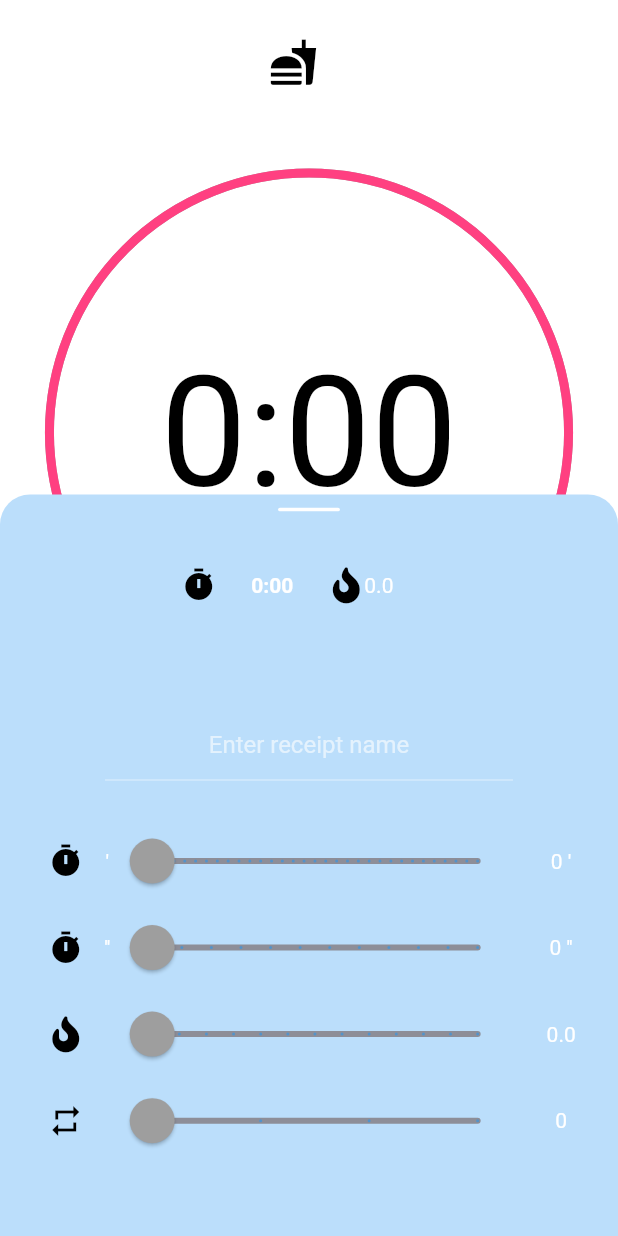
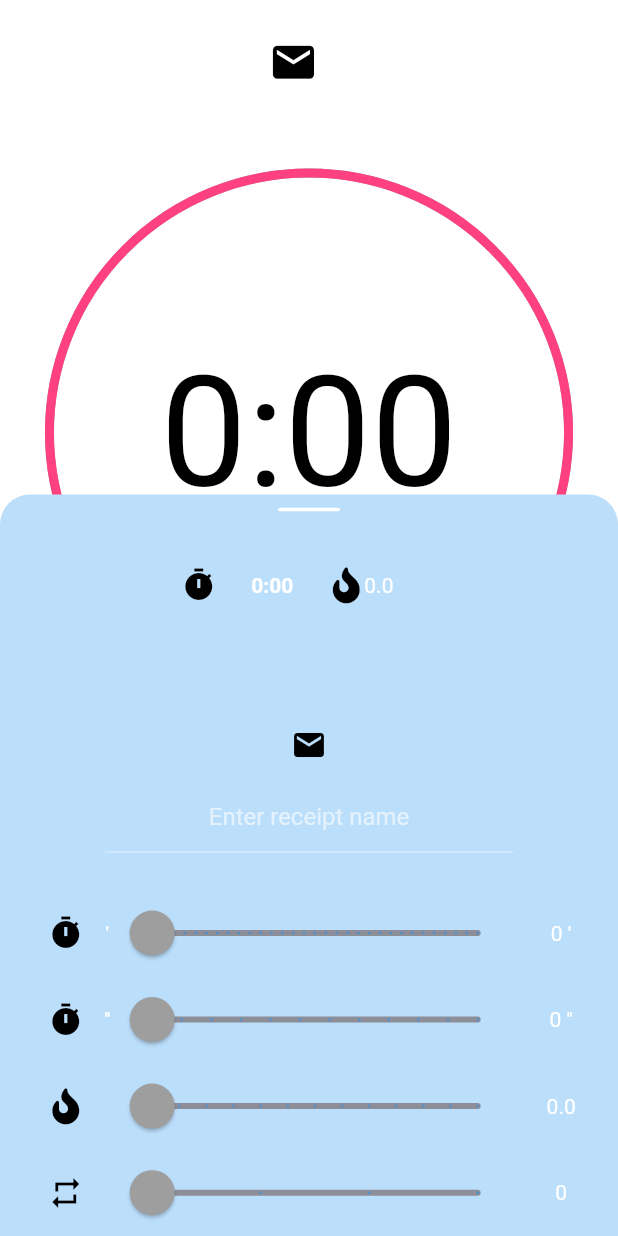
Before and after one commit to niklaskobi/blinchiki, a Flutter app: the screen it shows after launch, after a tap on the "add" icon, on a phone screen of 412 x 824 dp. Run offline on Flutter 3.47's test engine with Material 2 defaults, Android fonts, the light colour scheme and no system bars; our stand-ins replace flutter_slidable, font_awesome_flutter; statements that could not run were skipped.

Commit message:
added icon selection screen

```diff
--- a/lib/data/constants.dart
+++ b/lib/data/constants.dart
@@ -15,6 +15,10 @@ const Color kReceiptCardBackground = Color(0xFFfafafa);
 const Color kReceiptCardIconTileBackground = Color(0xFFeeeeee);
 const Color kReceiptCardTitle = Color(0xFF212121);
 const Color kReceiptCardDescription = Color(0xFF9e9e9e);
+
+/// Colors - Icon Selection
+const Color kIconSelectionIconBgNonActive = kReceiptCardBackground;
+const Color kIconSelectionIconBgActive = kReceiptCardDescription;
 
 /*
 100% — FF
--- a/lib/models/icon_data_spec.dart
+++ b/lib/models/icon_data_spec.dart
@@ -4,16 +4,37 @@ import 'icon_spec.dart';
 import 'icon_group.dart';
 
 class IconDataSpec {
-  static Map<int, IconGroup> _groupIdMap = {
-    1: IconGroup(label: 'Fastfood', iconData: Icons.fastfood),
-    2: IconGroup(label: 'Beverages', iconData: Icons.beach_access),
-  };
-  static Map<int, IconSpec> _iconsMap = {
-    1: IconSpec(iconData: Icons.fastfood, groupId: 1),
-    2: IconSpec(iconData: Icons.cake, groupId: 2),
-  };
+  /// making class a singleton
+  static final IconDataSpec _instance = IconDataSpec._internal();
+  IconDataSpec._internal();
+  factory IconDataSpec() {
+    return _instance;
+  }
 
-  static IconData getIconData(int iconId) {
-    return _iconsMap[iconId].iconData;
-  }
+  List<IconGroup> _groupIdList = [
+    IconGroup(label: 'Fastfood', iconData: Icons.fastfood, id: 0),
+    IconGroup(label: 'Beverages', iconData: Icons.beach_access, id: 1),
+    IconGroup(label: 'Brakfast', iconData: Icons.style, id: 2),
+  ];
+
+  //TODO: make ids groupwise: like 101, 102, .. for group 1, 201, 202 .... for group 2
+  List<IconSpec> _iconsList = [
+    IconSpec(iconData: Icons.fastfood, groupId: 0, id: 0),
+    IconSpec(iconData: Icons.email, groupId: 0, id: 1),
+    IconSpec(iconData: Icons.save, groupId: 0, id: 2),
+    IconSpec(iconData: Icons.accessibility, groupId: 0, id: 3),
+    IconSpec(iconData: Icons.account_balance, groupId: 0, id: 4),
+    IconSpec(iconData: Icons.https, groupId: 0, id: 5),
+    IconSpec(iconData: Icons.adb, groupId: 0, id: 6),
+    IconSpec(iconData: Icons.cake, groupId: 1, id: 100),
+    IconSpec(iconData: Icons.ac_unit, groupId: 2, id: 200),
+  ];
+
+  IconData getIconData(int iconId) => _iconsList.firstWhere((i) => i.id == iconId).iconData;
+
+  IconGroup getIconGroup(int id) => _groupIdList.firstWhere((i) => i.id == id);
+
+  int getIconGroupCount() => _groupIdList.length;
+
+  List<IconSpec> getIconsForGroup(int groupId) => _iconsList.where((i) => i.groupId == groupId).toList();
 }
--- a/lib/models/icon_group.dart
+++ b/lib/models/icon_group.dart
@@ -3,6 +3,7 @@ import 'package:flutter/cupertino.dart';
 class IconGroup {
   String label;
   IconData iconData;
+  int id;
 
-  IconGroup({this.label, this.iconData});
+  IconGroup({@required this.label, @required this.iconData, @required this.id});
 }
--- a/lib/models/icon_spec.dart
+++ b/lib/models/icon_spec.dart
@@ -4,6 +4,7 @@ import 'package:flutter/cupertino.dart';
 class IconSpec {
   IconData iconData;
   int groupId;
+  int id;
 
-  IconSpec({this.iconData, this.groupId});
+  IconSpec({@required this.iconData, @required this.groupId, @required this.id});
 }
--- a/lib/models/receipt.dart
+++ b/lib/models/receipt.dart
@@ -57,6 +57,7 @@ class Receipt {
 
   /// icon
   int get iconId => this._iconId;
+  set iconId(int id) => this._iconId = id;
 
   /*
   /// turns
--- a/lib/screens/receipt_settings_screen.dart
+++ b/lib/screens/receipt_settings_screen.dart
@@ -1,7 +1,10 @@
 import 'dart:convert';
 import 'package:blinchiki_app/models/duration.dart';
+import 'package:blinchiki_app/models/icon_data_spec.dart';
+import 'package:blinchiki_app/models/receipt.dart';
 import 'package:blinchiki_app/models/receipt_list.dart';
 import 'package:blinchiki_app/models/receipt_data.dart';
+import 'package:blinchiki_app/screens/icon_select_screen.dart';
 import 'package:flutter/cupertino.dart';
 import 'package:flutter/material.dart';
 import 'package:blinchiki_app/data/fileIO.dart';
@@ -44,8 +47,10 @@ class _ReceiptSettingsScreenState extends State<ReceiptSettingsScreen> {
     final double screenHeight = MediaQuery.of(context).size.height;
     final double _rowHeight = screenHeight * 0.07;
     final Color _bgColor = Colors.blue[100];
+    IconDataSpec iconDataSpec = IconDataSpec();
 
-    myController.text = Provider.of<ReceiptList>(context).getReceiptByIndex(index).name;
+    Receipt receipt = Provider.of<ReceiptList>(context, listen: false).getReceiptByIndex(index);
+    myController.text = receipt.name;
 
     /// write receipt list to the device's storage
     void writeReceiptsToDevice() async {
@@ -54,7 +59,7 @@ class _ReceiptSettingsScreenState extends State<ReceiptSettingsScreen> {
 
     /// returns the timer index if turns counter is greater than 1
     String getTimerIndexStr() {
-      int durations = Provider.of<ReceiptList>(context, listen: false).getReceiptByIndex(index).durations.length;
+      int durations = receipt.durations.length;
       if (durations > 1)
         return '${_timerIndex + 1}.';
       else
@@ -64,9 +69,8 @@ class _ReceiptSettingsScreenState extends State<ReceiptSettingsScreen> {
     /// increment the turns index when pressing on the timer icon
     void timerOnTap() {
       setState(() {
-        if (Provider.of<ReceiptList>(context, listen: false).getReceiptByIndex(index).durations.length > 1) {
-          _timerIndex = rotatingIncrement(this._timerIndex, 0,
-              Provider.of<ReceiptList>(context, listen: false).getReceiptByIndex(index).durations.length - 1);
+        if (receipt.durations.length > 1) {
+          _timerIndex = rotatingIncrement(this._timerIndex, 0, receipt.durations.length - 1);
         }
       });
     }
@@ -74,7 +78,7 @@ class _ReceiptSettingsScreenState extends State<ReceiptSettingsScreen> {
     void updateAmountOfTurns(int value) {
       // set timer index to max turns value
       _timerIndex = _timerIndex > value - 1 ? _timerIndex = value.toInt() : _timerIndex;
-      int durations = Provider.of<ReceiptList>(context, listen: false).getReceiptByIndex(index).durations.length;
+      int durations = receipt.durations.length;
       // increment turns amount
       if (value + 1 > durations) {
         // try to use previous value
@@ -85,31 +89,28 @@ class _ReceiptSettingsScreenState extends State<ReceiptSettingsScreen> {
         writeReceiptsToDevice();
       } else if (value + 1 < durations) {
         // save previous value
-        saveDurationsMap[value + 1] =
-            Provider.of<ReceiptList>(context, listen: false).getReceiptByIndex(index).getDuration(value + 1);
+        saveDurationsMap[value + 1] = receipt.getDuration(value + 1);
         print(saveDurationsMap.toString());
-        Provider.of<ReceiptList>(context, listen: false).getReceiptByIndex(index).removeDuration();
+        receipt.removeDuration();
         writeReceiptsToDevice();
       }
     }
 
     /// whether turns icon must be shown or not
-    bool isTurnsAvailable =
-        Provider.of<ReceiptList>(context, listen: false).getReceiptByIndex(index).durations.length > 1;
+    bool isTurnsAvailable = receipt.durations.length > 1;
 
     /// turns row ----------------------------------------------------------------------------------------------------
     TableRow turnsRow = MyTableRow.createTableRow(
       rowHeight: _rowHeight,
       text1: '',
       text2: '',
-      text3: '${Provider.of<ReceiptList>(context, listen: false).getReceiptByIndex(index).durations.length - 1}',
+      text3: '${receipt.durations.length - 1}',
       iconData: kTurnsIcon,
       index: index,
       divisions: ReceiptData.maxDurationAmount - 1,
       min: 0.0,
       max: ReceiptData.maxDurationAmount.toDouble() - 1,
-      sliderValue:
-          Provider.of<ReceiptList>(context, listen: false).getReceiptByIndex(index).durations.length.toDouble() - 1,
+      sliderValue: receipt.durations.length.toDouble() - 1,
       iconFunction: null,
       sliderFunction: (double value) {
         setState(() {
@@ -125,13 +126,13 @@ class _ReceiptSettingsScreenState extends State<ReceiptSettingsScreen> {
       rowHeight: _rowHeight,
       text1: '',
       text2: '',
-      text3: '${Provider.of<ReceiptList>(context, listen: false).getReceiptByIndex(index).steeringSetting.value}',
+      text3: '${receipt.steeringSetting.value}',
       iconData: kFireIcon,
       index: index,
       divisions: 12,
       min: 0.0,
       max: 60.0,
-      sliderValue: Provider.of<ReceiptList>(context, listen: false).getReceiptByIndex(index).steeringSetting.value,
+      sliderValue: receipt.steeringSetting.value,
       iconFunction: null,
       sliderFunction: (double newValue) {
         setState(() {
@@ -147,14 +148,13 @@ class _ReceiptSettingsScreenState extends State<ReceiptSettingsScreen> {
       rowHeight: _rowHeight,
       text1: '${getTimerIndexStr()}',
       text2: '\'',
-      text3: '${Provider.of<ReceiptList>(context, listen: false).getReceiptByIndex(index).getMinutes(_timerIndex)} \'',
+      text3: '${receipt.getMinutes(_timerIndex)} \'',
       iconData: kTimerIcon,
       index: index,
       divisions: 30,
       min: 0.0,
       max: 30.0,
-      sliderValue:
-          Provider.of<ReceiptList>(context, listen: false).getReceiptByIndex(index).getMinutes(_timerIndex).toDouble(),
+      sliderValue: receipt.getMinutes(_timerIndex).toDouble(),
       iconFunction: timerOnTap,
       sliderFunction: (double newValue) {
         setState(() {
@@ -170,15 +170,13 @@ class _ReceiptSettingsScreenState extends State<ReceiptSettingsScreen> {
       rowHeight: _rowHeight,
       text1: '${getTimerIndexStr()}',
       text2: '\'\'',
-      text3:
-          '${Provider.of<ReceiptList>(context, listen: false).getReceiptByIndex(index).getSeconds(_timerIndex)} \'\'',
+      text3: '${receipt.getSeconds(_timerIndex)} \'\'',
       iconData: kTimerIcon,
       index: index,
       divisions: 11,
       min: 0.0,
       max: 55.0,
-      sliderValue:
-          Provider.of<ReceiptList>(context, listen: false).getReceiptByIndex(index).getSeconds(_timerIndex).toDouble(),
+      sliderValue: receipt.getSeconds(_timerIndex).toDouble(),
       iconFunction: timerOnTap,
       sliderFunction: (double newValue) {
         setState(() {
@@ -215,16 +213,13 @@ class _ReceiptSettingsScreenState extends State<ReceiptSettingsScreen> {
             icon: Icon(kTimerIcon),
             onPressed: timerOnTap,
           ),
-          TimesColumnWidget(
-              durations: Provider.of<ReceiptList>(context, listen: false).getReceiptByIndex(index).durations,
-              activeIndex: this._timerIndex),
+          TimesColumnWidget(durations: receipt.durations, activeIndex: this._timerIndex),
           SizedBox(width: screenWidth * 0.03),
           Icon(kFireIcon),
-          Text('${Provider.of<ReceiptList>(context, listen: false).getReceiptByIndex(index).steeringSetting.value}'),
+          Text('${receipt.steeringSetting.value}'),
           if (isTurnsAvailable) SizedBox(width: screenWidth * 0.03),
           if (isTurnsAvailable) Icon(kTurnsIcon),
-          if (isTurnsAvailable)
-            Text('${Provider.of<ReceiptList>(context, listen: false).getReceiptByIndex(index).durations.length - 1}'),
+          if (isTurnsAvailable) Text('${receipt.durations.length - 1}'),
           SizedBox(width: screenWidth * 0.1),
           /*
           Container(
@@ -251,8 +246,19 @@ class _ReceiptSettingsScreenState extends State<ReceiptSettingsScreen> {
     /// text field ----------------------------------------------------------------------------------------------------
     Widget textField = Container(
         padding: EdgeInsets.only(left: screenWidth * 0.15, right: screenWidth * 0.15),
+        child: Column(children: <Widget>[
+          Container(
+            child: IconButton(
+                icon: Icon(iconDataSpec.getIconData(receipt.iconId)),
+                onPressed: () async {
+                  Navigator.push(
+                      context, MaterialPageRoute(builder: (context) => IconSelectScreen(activeReceiptIndex: index)));
+                }),
+          ),
+          Container(
+            //padding: EdgeInsets.only(left: screenWidth * 0.15, right: screenWidth * 0.15),
             child: TextFormField(
-        initialValue: Provider.of<ReceiptList>(context, listen: false).getReceiptByIndex(index).name,
+              initialValue: receipt.name,
               autofocus: false,
               textAlign: TextAlign.center,
               decoration: InputDecoration(hintText: "Enter receipt name"),
@@ -268,7 +274,8 @@ class _ReceiptSettingsScreenState extends State<ReceiptSettingsScreen> {
                 });
               },
             ),
-    );
+          ),
+        ]));
 
     /// table ---------------------------------------------------------------------------------------------------------
     Widget table = Container(
--- a/lib/screens/timer_screen.dart
+++ b/lib/screens/timer_screen.dart
@@ -50,6 +50,7 @@ class _TimerScreenState extends State<TimerScreen> with TickerProviderStateMixin
   Widget build(BuildContext context) {
     double screenWidth = MediaQuery.of(context).size.width;
     double screenHeight = MediaQuery.of(context).size.height;
+    IconDataSpec iconDataSpec = IconDataSpec();
 
     return Scaffold(
       body: SafeArea(
@@ -65,7 +66,7 @@ class _TimerScreenState extends State<TimerScreen> with TickerProviderStateMixin
                     mainAxisAlignment: MainAxisAlignment.center,
                     children: <Widget>[
                       Consumer<ReceiptList>(builder: (context, receiptList, child) {
-                        return Icon(IconDataSpec.getIconData(receiptList.getReceiptByIndex(widget.receiptIndex).iconId),
+                        return Icon(iconDataSpec.getIconData(receiptList.getReceiptByIndex(widget.receiptIndex).iconId),
                             size: screenWidth * 0.08);
                       }), //TODO: refactor get icon data, move it to receipt
                       SizedBox(width: screenWidth * 0.05),
--- a/lib/widgets/receipt_list_widget.dart
+++ b/lib/widgets/receipt_list_widget.dart
@@ -3,7 +3,6 @@ import 'package:blinchiki_app/models/receipt.dart';
 import 'package:blinchiki_app/models/receipt_list.dart';
 import 'package:blinchiki_app/screens/timer_screen.dart';
 import 'package:blinchiki_app/widgets/receipt_card_widget.dart';
-import 'package:blinchiki_app/widgets/receipt_tile_widget.dart';
 import 'package:flutter/material.dart';
 import 'package:provider/provider.dart';
 import 'package:flutter_slidable/flutter_slidable.dart';
@@ -17,6 +16,7 @@ class ReceiptListWidget extends StatefulWidget {
 class _ReceiptListWidgetState extends State<ReceiptListWidget> {
   Receipt saveReceipt;
   int saveIndex;
+  IconDataSpec iconDataSpec = IconDataSpec();
 
   @override
   Widget build(BuildContext context) {
@@ -60,7 +60,7 @@ class _ReceiptListWidgetState extends State<ReceiptListWidget> {
               child: Container(
                 color: kBackgroundWhite,
                 child: ReceiptCardWidget(
-                  iconData: IconDataSpec.getIconData(receipt.iconId),
+                  iconData: iconDataSpec.getIconData(receipt.iconId),
                   receipt: receipt,
                   shortPressCallback: () {
                     Navigator.push(
```
Also changed, not shown: lib/models/receipt_list.dart (+11 -5 lines), lib/screens/icon_select_screen.dart (added, +45 -0 lines), lib/widgets/icons_block_widget.dart (added, +60 -0 lines), lib/widgets/icons_list_widget.dart (added, +67 -0 lines). Lines whose indentation alone changed are shown as unchanged.
